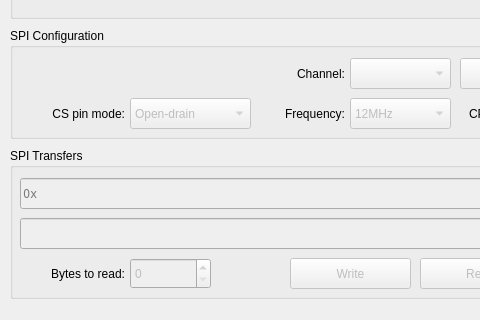
Qt form src/devicewindow.ui (bloguetronica/cp2130-com) before a commit; both pictures show x 0 to 480 and y 81 to 401 of the 691 by 401 pixel window.
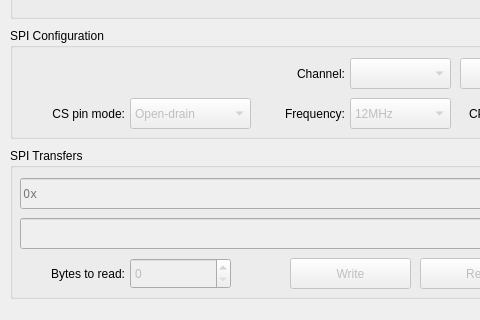
The same form after that commit. Icons and pictures are not drawn.

The edit to the form file:
```diff
--- a/src/devicewindow.ui
+++ b/src/devicewindow.ui
@@ -594,12 +594,12 @@
       <rect>
        <x>120</x>
        <y>110</y>
-       <width>81</width>
+       <width>101</width>
        <height>31</height>
       </rect>
      </property>
      <property name="maximum">
-      <number>4096</number>
+      <number>1048576</number>
      </property>
     </widget>
    </widget>
```
Left out of the diff: 4 changed lines with no effect on the pictures.
